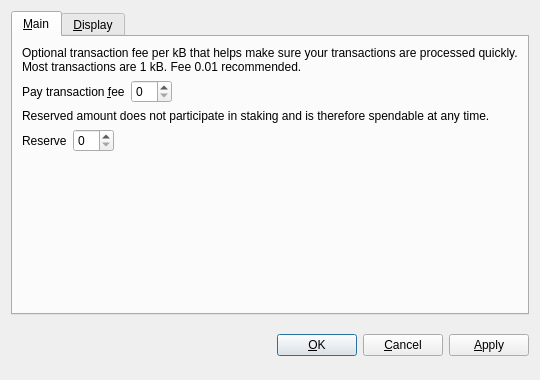
The window that src/qt/forms/optionsdialog.ui (IOCoin/DIONS) describes before a commit, drawn with Qt 5.
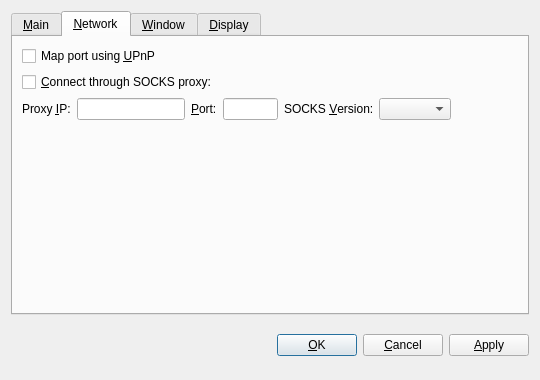
The same window after the commit. The open tabs and pages were chosen to show the change. Custom widgets are drawn as their Qt base class.

Diff of the .ui file:
```diff
--- a/src/qt/forms/optionsdialog.ui
+++ b/src/qt/forms/optionsdialog.ui
@@ -137,6 +137,175 @@
        </item>
       </layout>
      </widget>
+     <widget class="QWidget" name="tabNetwork">
+      <attribute name="title">
+       <string>&amp;Network</string>
+      </attribute>
+      <layout class="QVBoxLayout" name="verticalLayout_Network">
+       <item>
+        <widget class="QCheckBox" name="mapPortUpnp">
+         <property name="toolTip">
+          <string>Automatically open the I/OCoin client port on the router. This only works when your router supports UPnP and it is enabled.</string>
+         </property>
+         <property name="text">
+          <string>Map port using &amp;UPnP</string>
+         </property>
+        </widget>
+       </item>
+       <item>
+        <widget class="QCheckBox" name="connectSocks">
+         <property name="toolTip">
+          <string>Connect to the I/OCoin network through a SOCKS proxy (e.g. when connecting through Tor).</string>
+         </property>
+         <property name="text">
+          <string>&amp;Connect through SOCKS proxy:</string>
+         </property>
+        </widget>
+       </item>
+       <item>
+        <layout class="QHBoxLayout" name="horizontalLayout_Network">
+         <item>
+          <widget class="QLabel" name="proxyIpLabel">
+           <property name="text">
+            <string>Proxy &amp;IP:</string>
+           </property>
+           <property name="textFormat">
+            <enum>Qt::PlainText</enum>
+           </property>
+           <property name="buddy">
+            <cstring>proxyIp</cstring>
+           </property>
+          </widget>
+         </item>
+         <item>
+          <widget class="QValidatedLineEdit" name="proxyIp">
+           <property name="maximumSize">
+            <size>
+             <width>140</width>
+             <height>16777215</height>
+            </size>
+           </property>
+           <property name="toolTip">
+            <string>IP address of the proxy (e.g. 127.0.0.1)</string>
+           </property>
+          </widget>
+         </item>
+         <item>
+          <widget class="QLabel" name="proxyPortLabel">
+           <property name="text">
+            <string>&amp;Port:</string>
+           </property>
+           <property name="textFormat">
+            <enum>Qt::PlainText</enum>
+           </property>
+           <property name="buddy">
+            <cstring>proxyPort</cstring>
+           </property>
+          </widget>
+         </item>
+         <item>
+          <widget class="QLineEdit" name="proxyPort">
+           <property name="maximumSize">
+            <size>
+             <width>55</width>
+             <height>16777215</height>
+            </size>
+           </property>
+           <property name="toolTip">
+            <string>Port of the proxy (e.g. 9050)</string>
+           </property>
+          </widget>
+         </item>
+         <item>
+          <widget class="QLabel" name="socksVersionLabel">
+           <property name="text">
+            <string>SOCKS &amp;Version:</string>
+           </property>
+           <property name="textFormat">
+            <enum>Qt::PlainText</enum>
+           </property>
+           <property name="buddy">
+            <cstring>socksVersion</cstring>
+           </property>
+          </widget>
+         </item>
+         <item>
+          <widget class="QValueComboBox" name="socksVersion">
+           <property name="toolTip">
+            <string>SOCKS version of the proxy (e.g. 5)</string>
+           </property>
+          </widget>
+         </item>
+         <item>
+          <spacer name="horizontalSpacer_Network">
+           <property name="orientation">
+            <enum>Qt::Horizontal</enum>
+           </property>
+           <property name="sizeHint" stdset="0">
+            <size>
+             <width>40</width>
+             <height>20</height>
+            </size>
+           </property>
+          </spacer>
+         </item>
+        </layout>
+       </item>
+       <item>
+        <spacer name="verticalSpacer_Network">
+         <property name="orientation">
+          <enum>Qt::Vertical</enum>
+         </property>
+         <property name="sizeHint" stdset="0">
+          <size>
+           <width>20</width>
+           <height>40</height>
+          </size>
+         </property>
+        </spacer>
+       </item>
+      </layout>
+     </widget>
+     <widget class="QWidget" name="tabWindow">
+      <attribute name="title">
+       <string>&amp;Window</string>
+      </attribute>
+      <layout class="QVBoxLayout" name="verticalLayout_Window">
+       <item>
+        <widget class="QCheckBox" name="minimizeToTray">
+         <property name="toolTip">
+          <string>Show only a tray icon after minimizing the window.</string>
+         </property>
+         <property name="text">
+          <string>&amp;Minimize to the tray instead of the taskbar</string>
+         </property>
+        </widget>
+       </item>
+       <item>
+        <widget class="QCheckBox" name="minimizeOnClose">
+         <property name="toolTip">
+          <string>Minimize instead of exit the application when the window is closed. When this option is enabled, the application will be closed only after selecting Quit in the menu.</string>
+         </property>
+         <property name="text">
+          <string>M&amp;inimize on close</string>
+         </property>
+        </widget>
+       </item>
+       <item>
+        <spacer name="verticalSpacer_Window">
+         <property name="orientation">
+          <enum>Qt::Vertical</enum>
+         </property>
+         <property name="sizeHint" stdset="0">
+          <size>
+           <width>20</width>
+           <height>40</height>
+          </size>
+         </property>
+        </spacer>
+       </item>
+      </layout>
+     </widget>
      <widget class="QWidget" name="tabDisplay">
       <attribute name="title">
        <string>&amp;Display</string>
```
Left out of the diff: 52 changed lines with no effect on the pictures.
